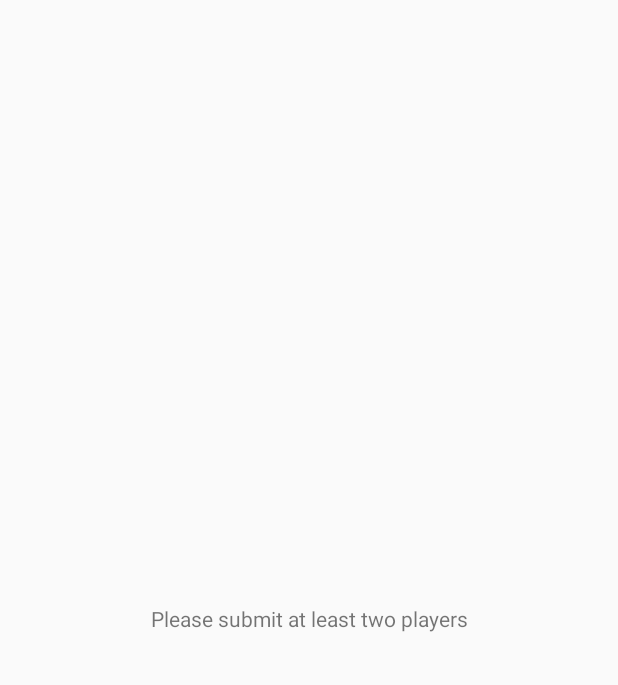
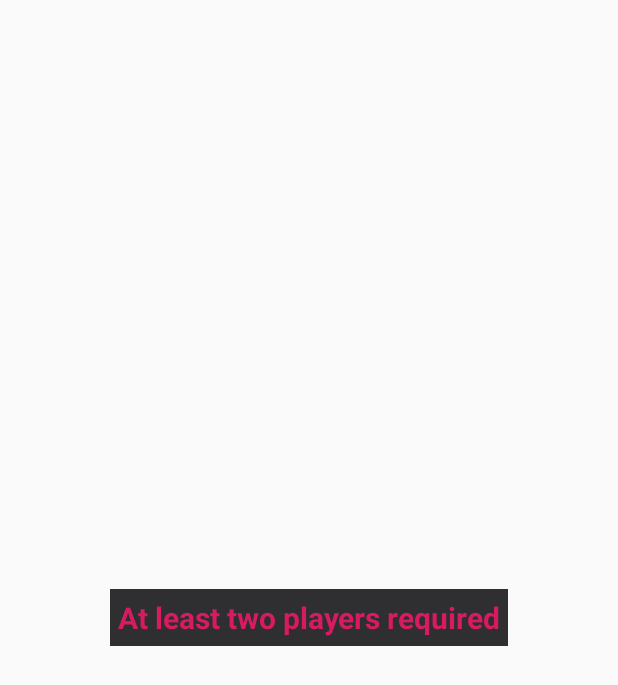
Before and after one commit to Pack-Frenzy/Pack-Frenzy, an Android app: the layout activity_min_players_popup.xml on its own in the app's theme, with its tools: preview values and no code run, on a phone screen of 412 x 824 dp. Shown: the top 685 px of the screen. Run offline under Robolectric (Android 15) with nearby library versions, the phone set to English and light mode, and no system bars.

Commit message:
MinPlayersPopup, PlayerActivity - ui adjustments to popup

```diff
--- a/app/src/main/AndroidManifest.xml
+++ b/app/src/main/AndroidManifest.xml
@@ -6,7 +6,7 @@
         <activity android:name=".popups.MinPlayersPopup"
             android:theme="@style/AppTheme.MinPlayersPopup" />
         <activity
-            android:name=".PauseScreenActivity"
+            android:name=".popups.PauseScreenPopup"
             android:screenOrientation="portrait" />
         <activity
             android:name=".GameOverActivity"
--- a/app/src/main/java/com/example/packathon/PauseScreenActivity.java
+++ b/app/src/main/java/com/example/packathon/popups/PauseScreenPopup.java
@@ -1,11 +1,13 @@
-package com.example.packathon;
+package com.example.packathon.popups;
 
 import androidx.appcompat.app.AppCompatActivity;
 
 import android.app.Activity;
 import android.os.Bundle;
 
-public class PauseScreenActivity extends Activity {
+import com.example.packathon.R;
+
+public class PauseScreenPopup extends Activity {
 
     @Override
     protected void onCreate(Bundle savedInstanceState) {
--- a/app/src/main/res/layout/activity_min_players_popup.xml
+++ b/app/src/main/res/layout/activity_min_players_popup.xml
@@ -2,15 +2,21 @@
 <androidx.constraintlayout.widget.ConstraintLayout xmlns:android="http://schemas.android.com/apk/res/android"
     xmlns:app="http://schemas.android.com/apk/res-auto"
     xmlns:tools="http://schemas.android.com/tools"
-    android:layout_width="match_parent"
-    android:layout_height="match_parent"
-    tools:context=".popups.MinPlayersPopup">
+    android:layout_width="wrap_content"
+    android:layout_height="wrap_content"
+    android:layout_gravity="center"
+    android:background="@color/colorPrimaryDark"
+    android:padding="5dp">
 
     <TextView
         android:id="@+id/minPlayersPopup"
         android:layout_width="wrap_content"
         android:layout_height="wrap_content"
         android:text="@string/min_players_popup"
+        android:textAlignment="center"
+        android:textColor="@color/colorAccent"
+        android:textSize="20sp"
+        android:textStyle="bold"
         app:layout_constraintBottom_toBottomOf="parent"
         app:layout_constraintEnd_toEndOf="parent"
         app:layout_constraintStart_toStartOf="parent"
--- a/app/src/main/res/values/strings.xml
+++ b/app/src/main/res/values/strings.xml
@@ -29,6 +29,6 @@
     <string name="back">BACK</string>
     <string name="back_to_add_players">Back to Add Players</string>
     <string name="skip_countdown">SKIP COUNTDOWN</string>
-    <string name="min_players_popup">Please submit at least two players</string>
+    <string name="min_players_popup">At least two players required</string>
     <string name="title_activity_min_players_popup">MinPlayersPopup</string>
 </resources>
```
Also changed, not shown: app/src/main/java/com/example/packathon/PlayerActivity.java (+11 -2 lines), app/src/main/java/com/example/packathon/popups/MinPlayersPopup.java (+8 -8 lines).
